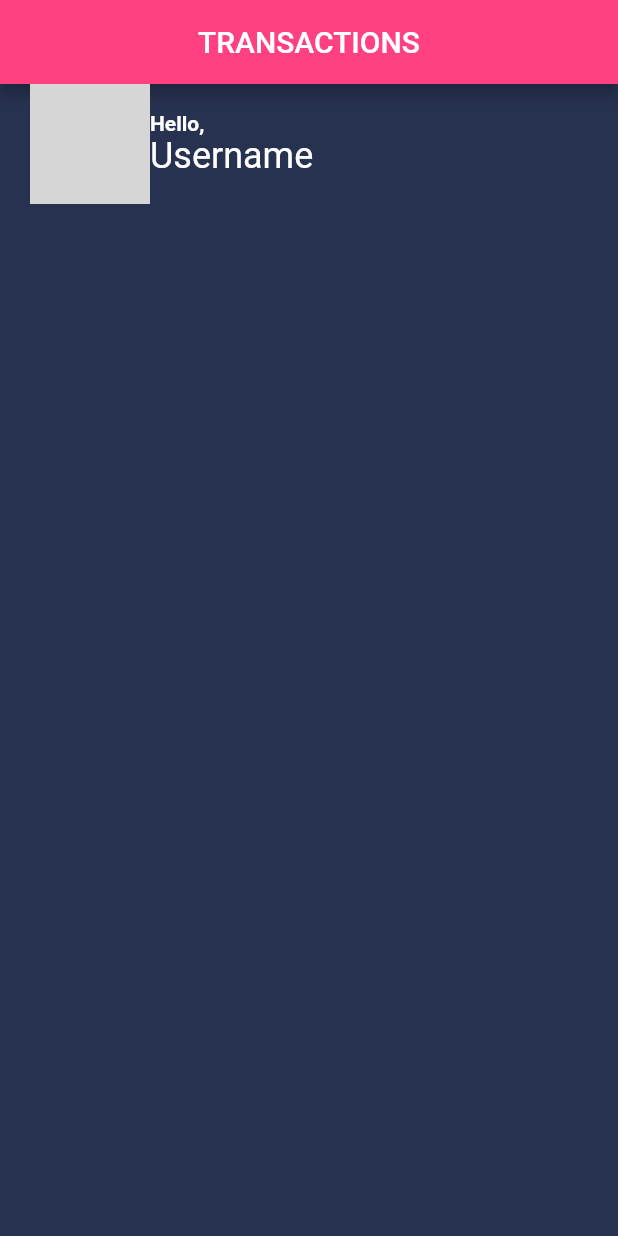
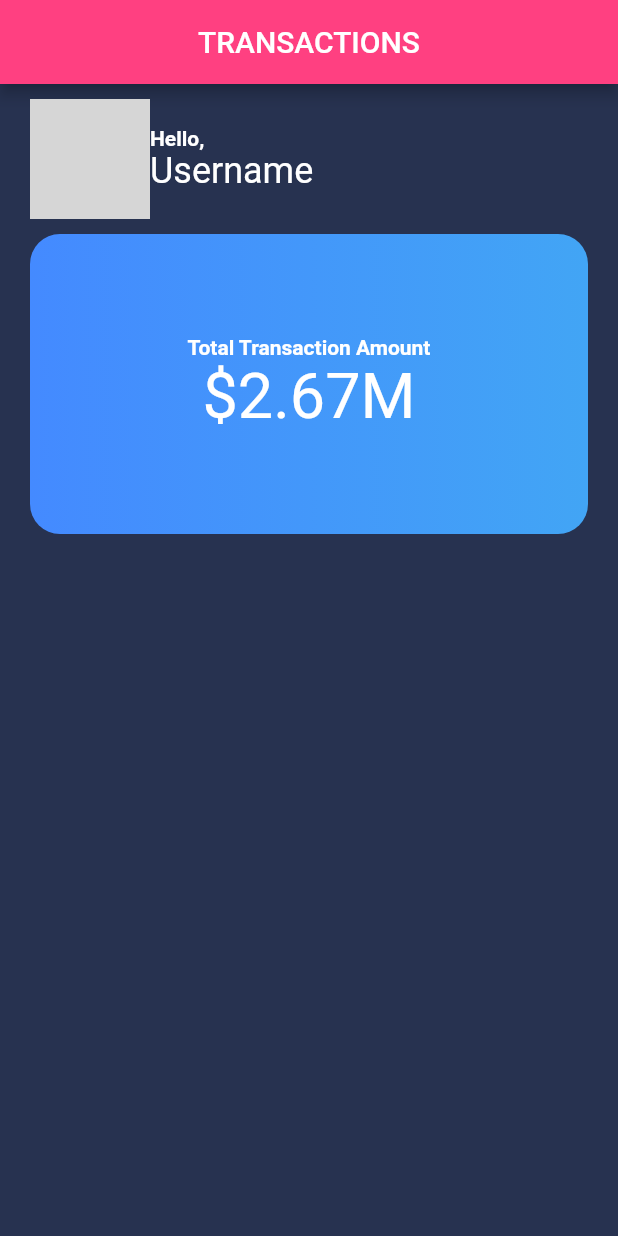
Before and after one commit to flying-meows/transactions-page, a Flutter app: the screen it shows after launch, on a phone screen of 412 x 824 dp. Run offline on Flutter 3.47's test engine with Material 2 defaults, Android fonts, the light colour scheme and no system bars; grey boxes are pictures that could not be loaded.

Commit message:
Add transaction amount card

```diff
--- a/lib/sceens/TransactionsScreen.dart
+++ b/lib/sceens/TransactionsScreen.dart
@@ -7,7 +7,7 @@ class TransactionsScreen extends StatelessWidget {
       children: <Widget>[
         Padding(
           // Padding on the left of the profile image
-          padding: EdgeInsets.only(left: 20),
+          padding: EdgeInsets.only(left: 20, top: 10),
           // Profile image and Text placed in a row
           child: Row(
             children: [
@@ -38,6 +38,31 @@ class TransactionsScreen extends StatelessWidget {
             ],
           ),
         ),
+        Padding(
+            padding: EdgeInsets.only(left: 20, top: 10, right: 20, bottom: 10),
+            child: Container(
+                // Block under profile image and username
+                height: 200,
+                decoration: BoxDecoration(
+                    gradient: LinearGradient(
+                        colors: [Colors.blueAccent, Colors.blue[400]]),
+                    borderRadius: BorderRadius.all(Radius.circular(20))),
+                child: Center(
+                  child: Column(
+                    mainAxisAlignment: MainAxisAlignment.center,
+                    children: <Widget>[
+                      Text(
+                        "Total Transaction Amount",
+                        style: TextStyle(
+                            fontWeight: FontWeight.bold, color: Colors.white),
+                      ),
+                      Text(
+                        "\$2.67M",
+                        style: TextStyle(color: Colors.white, fontSize: 42),
+                      ),
+                    ],
+                  ),
+                )))
       ],
     );
   }
```
